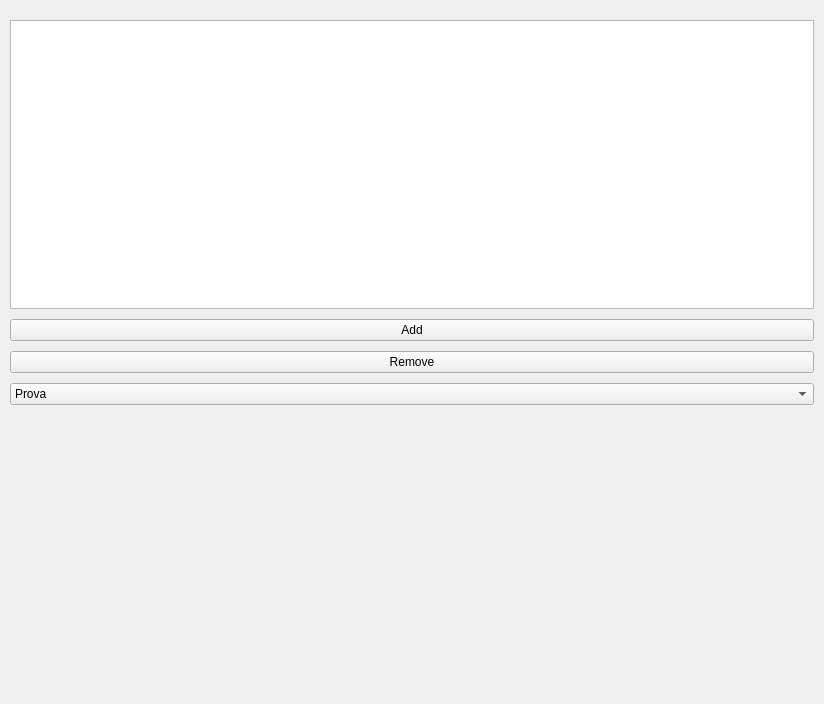
Old version of the form gui/ui/FileExplorerFrame.ui in the repository nico88chessa/MIBDV.
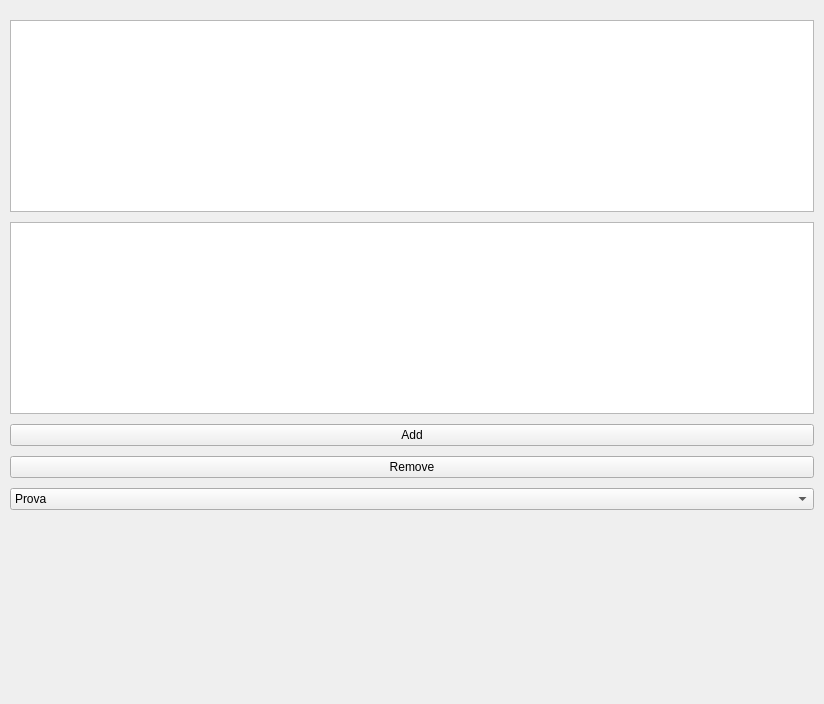
New version of the form. Custom widgets are drawn as their Qt base class.

Commit message: creato MDFileExplorerWidget; modificato MDBreadCrumb; agganciato MDBreadCrumb a MDFileExplorerWidget all'interno di FileExplorerFrame;

Patch:
```diff
--- a/gui/ui/FileExplorerFrame.ui
+++ b/gui/ui/FileExplorerFrame.ui
@@ -29,7 +29,7 @@
    <property name="spacing">
     <number>10</number>
    </property>
-   <item row="3" column="0">
+   <item row="4" column="0">
     <widget class="QPushButton" name="pbRemove">
      <property name="text">
       <string>Remove</string>
@@ -39,7 +39,7 @@
    <item row="0" column="0">
     <widget class="QWidget" name="bcPath" native="true"/>
    </item>
-   <item row="4" column="0">
+   <item row="5" column="0">
     <widget class="QComboBox" name="comboBox">
      <item>
       <property name="text">
@@ -58,7 +58,7 @@
      </item>
     </widget>
    </item>
-   <item row="5" column="0">
+   <item row="6" column="0">
     <spacer name="verticalSpacer">
      <property name="orientation">
       <enum>Qt::Vertical</enum>
@@ -71,7 +71,7 @@
      </property>
     </spacer>
    </item>
-   <item row="2" column="0">
+   <item row="3" column="0">
     <widget class="QPushButton" name="pbAdd">
      <property name="text">
       <string>Add</string>
@@ -91,6 +91,9 @@
      </property>
     </widget>
    </item>
+   <item row="2" column="0">
+    <widget class="MDFileExplorerWidget" name="lvExplorer"/>
+   </item>
   </layout>
  </widget>
  <customwidgets>
@@ -99,6 +102,11 @@
    <extends>QListWidget</extends>
    <header>gui/custom-widgets/mdbreadcrumb.hpp</header>
   </customwidget>
+  <customwidget>
+   <class>MDFileExplorerWidget</class>
+   <extends>QListView</extends>
+   <header>gui/custom-widgets/MDFileExplorerWidget.hpp</header>
+  </customwidget>
  </customwidgets>
  <resources/>
  <connections/>
```
The commit also changes 8 other files.
